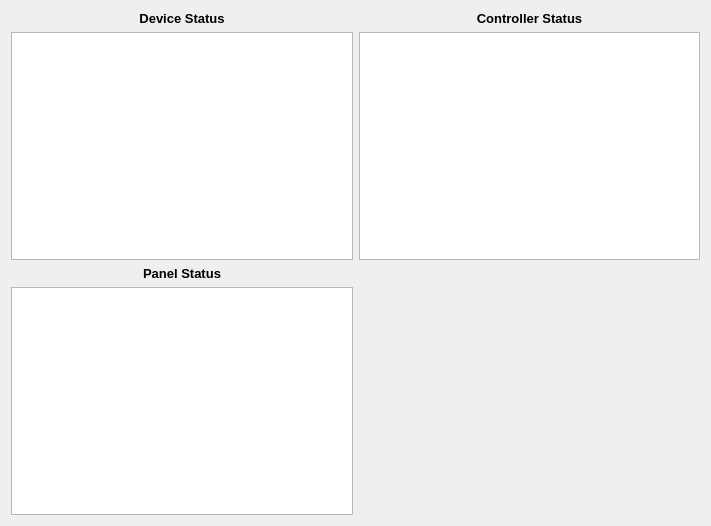
The window that ControlServer/StatusDialog.ui (garfieldclarendon/ardunio) describes before a commit, drawn with Qt 5.
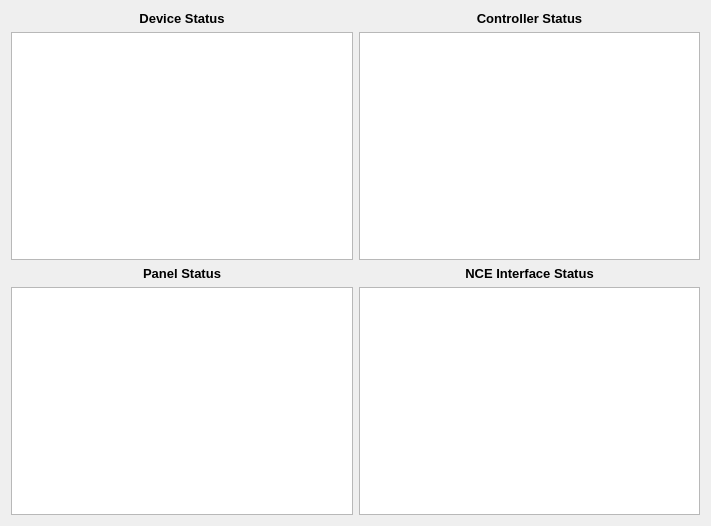
The same window after the commit.

Commit message: 1.  Change internal buffer to be a quint8 (byte equivalent). 2.  Add status grid to Status Dialog for easier debugging

```diff
--- a/ControlServer/StatusDialog.ui
+++ b/ControlServer/StatusDialog.ui
@@ -71,9 +71,29 @@
      </property>
     </widget>
    </item>
+   <item row="2" column="1">
+    <widget class="QLabel" name="label_4">
+     <property name="font">
+      <font>
+       <pointsize>10</pointsize>
+       <weight>75</weight>
+       <bold>true</bold>
+      </font>
+     </property>
+     <property name="text">
+      <string>NCE Interface Status</string>
+     </property>
+     <property name="alignment">
+      <set>Qt::AlignCenter</set>
+     </property>
+    </widget>
+   </item>
    <item row="3" column="0">
     <widget class="QTableWidget" name="panelTable"/>
    </item>
+   <item row="3" column="1">
+    <widget class="QTableWidget" name="nceStatusTable"/>
+   </item>
   </layout>
  </widget>
  <resources/>
```
The commit also changes 5 other files.
